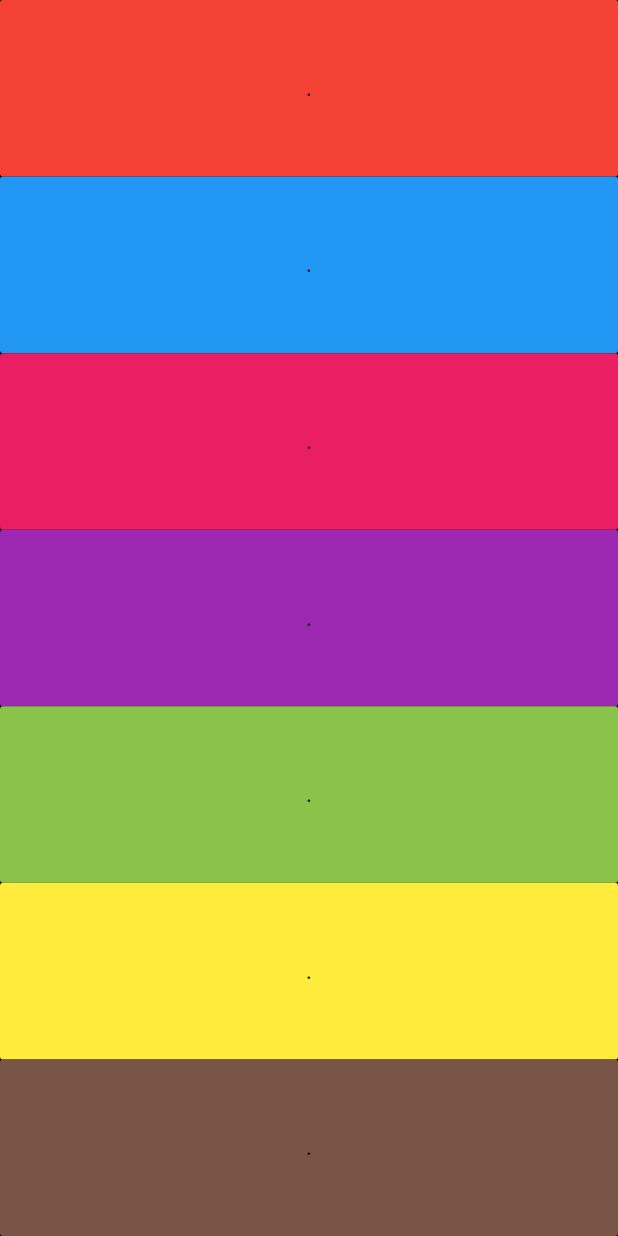
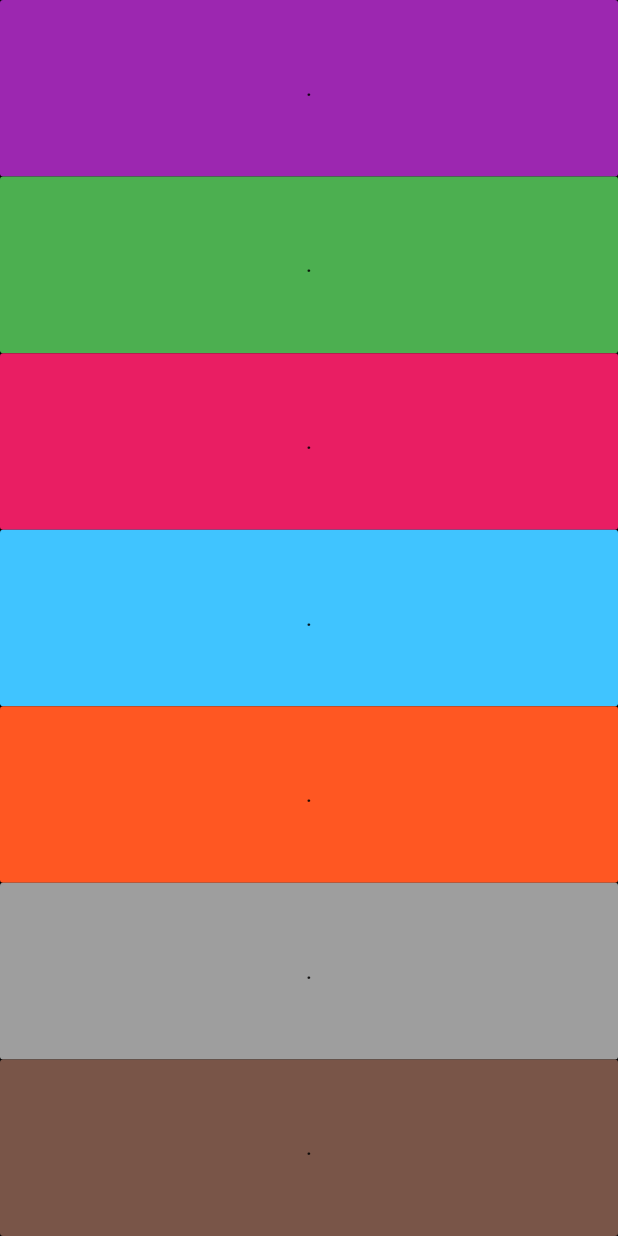
Before and after one commit to Levan277/music_restore_UofThacks, a Flutter app: the screen it shows after launch, on a phone screen of 412 x 824 dp. Run offline on Flutter 3.47's test engine with Material 2 defaults, Android fonts, the phone set to English and light mode, and no system bars; our stand-ins replace audioplayers.

Commit message:
improved UI

```diff
--- a/lib/main.dart
+++ b/lib/main.dart
@@ -35,12 +35,12 @@ class rainbowPianoApp extends StatelessWidget {
           child: Column(
             crossAxisAlignment: CrossAxisAlignment.stretch,
             children: [
-              playSound(color: Colors.red, soundNum: 1),
-              playSound(color: Colors.blue,soundNum: 2),
+              playSound(color: Colors.purple, soundNum: 1),
+              playSound(color: Colors.green,soundNum: 2),
               playSound(color: Colors.pink,soundNum: 3),
-              playSound(color: Colors.purple,soundNum: 4),
-              playSound(color: Colors.lightGreen, soundNum:5),
-              playSound(color: Colors.yellow,soundNum: 6),
+              playSound(color: Colors.lightBlueAccent,soundNum: 4),
+              playSound(color: Colors.deepOrange, soundNum:5),
+              playSound(color: Colors.grey,soundNum: 6),
               playSound(color: Colors.brown, soundNum:7),
 
             ],
```
